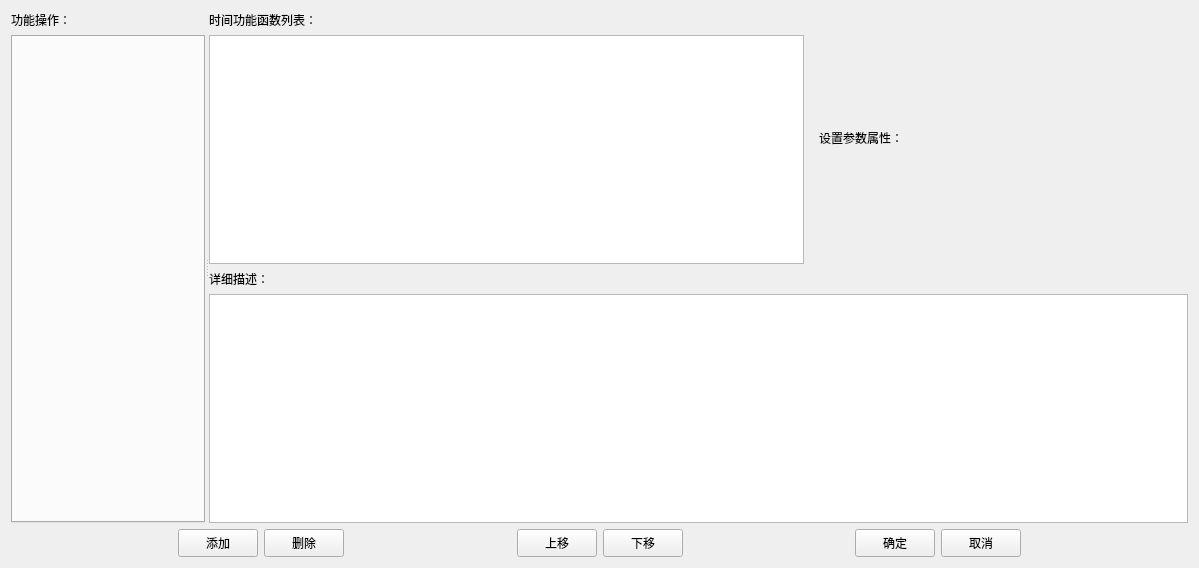
Old version of the form HmiFuncDesigner/libs/Core/qpropertylist/functioneditordialog.ui in the repository VelsonWang/HmiFuncDesigner.
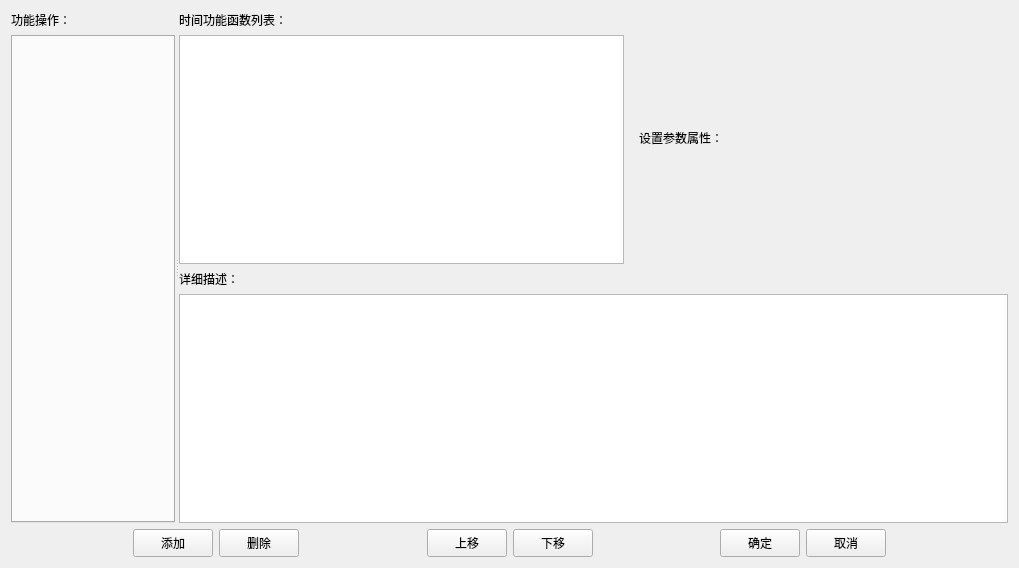
New version of the form.

```diff
--- a/HmiFuncDesigner/libs/Core/qpropertylist/functioneditordialog.ui
+++ b/HmiFuncDesigner/libs/Core/qpropertylist/functioneditordialog.ui
@@ -6,7 +6,7 @@
    <rect>
     <x>0</x>
     <y>0</y>
-    <width>1199</width>
+    <width>1019</width>
     <height>568</height>
    </rect>
   </property>
```
